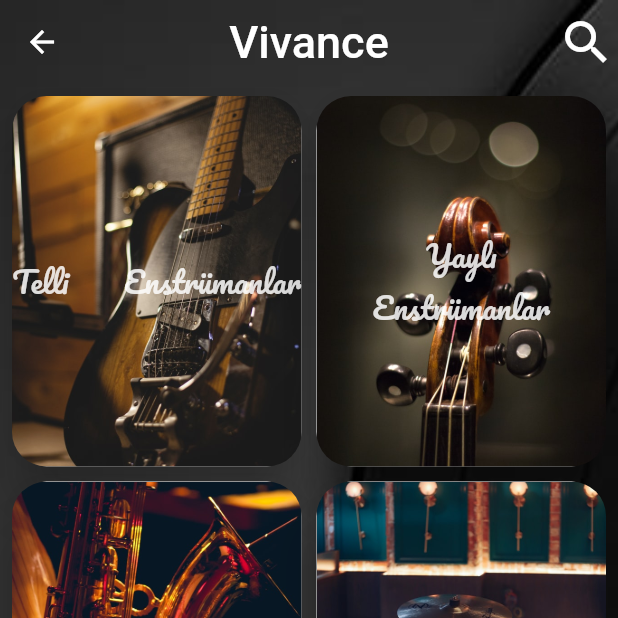
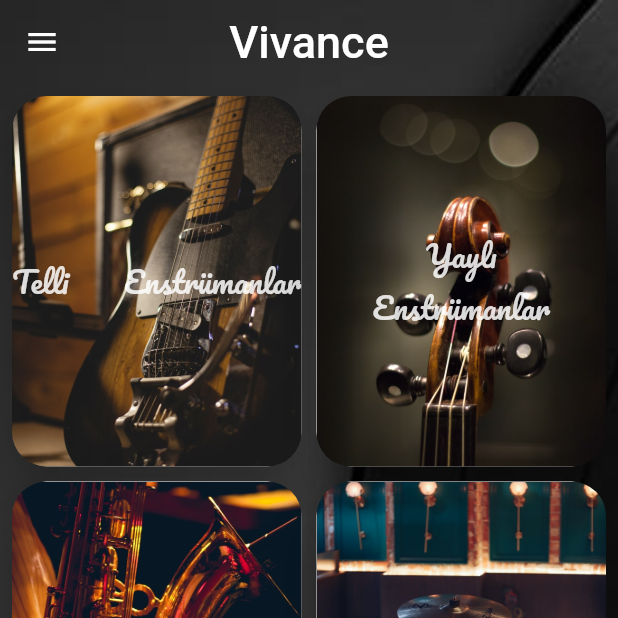
Before and after one commit to FurkanPolatt/Vivace_Dinle_ve_ogren, a Flutter app: the HomePage screen opened directly, on a phone screen of 412 x 824 dp, the top half of it. Run offline on Flutter 3.47's test engine with Material 2 defaults, Android fonts, the phone set to English and light mode, and no system bars; our stand-ins replace animated_text_kit, firebase_auth, firebase_core, google_fonts, google_sign_in, lottie and 1 more; accounts and stored records are empty; network calls fail; Roboto replaces fonts that are missing (Damion).

```diff
--- a/lib/home_page.dart
+++ b/lib/home_page.dart
@@ -1,3 +1,4 @@
+import 'package:firebase_auth/firebase_auth.dart';
 import 'package:flutter/material.dart';
 import 'package:google_fonts/google_fonts.dart';
 import 'package:musicedu_app/instruments_page/guitar_n_world.dart';
@@ -5,6 +6,8 @@ import 'package:musicedu_app/instruments_page/keyboards.dart';
 import 'package:musicedu_app/instruments_page/rhythm.dart';
 import 'package:musicedu_app/instruments_page/strings.dart';
 import 'package:musicedu_app/instruments_page/winds.dart';
+import 'package:musicedu_app/login_page/google_sign_in.dart';
+import 'package:musicedu_app/login_page/login_page.dart';
 import 'package:musicedu_app/quiz_page/quiz_page.dart';
 
 class HomePage extends StatelessWidget {
@@ -14,12 +17,6 @@ class HomePage extends StatelessWidget {
     return Scaffold(
       extendBodyBehindAppBar: true,
       appBar: AppBar(
-        actions: [
-          IconButton(
-            onPressed: () {},
-            icon: Icon(Icons.search, size: 38),
-          ),
-        ],
         title: Text(
           'Vivance',
           style: GoogleFonts.damion(
@@ -29,6 +26,37 @@ class HomePage extends StatelessWidget {
         centerTitle: true,
         backgroundColor: Colors.transparent,
         elevation: 0,
+      ),
+      drawer: Drawer(
+        child: Container(
+          color: Colors.grey[900],
+          child: ListView(
+            children: [
+              DrawerHeader(
+                child: Text(
+                  FirebaseAuth.instance.currentUser!.displayName!,
+                  style: TextStyle(
+                      color: Colors.white, fontWeight: FontWeight.bold),
+                ),
+              ),
+              ListTile(
+                title: Text(
+                  'Çıkış Yap',
+                  style: TextStyle(
+                      color: Colors.white, fontWeight: FontWeight.bold),
+                ),
+                onTap: () async {
+                  await signOutWithGoogle();
+                  Navigator.of(context).pushReplacement(
+                    MaterialPageRoute(
+                      builder: (context) => LoginPage(),
+                    ),
+                  );
+                },
+              )
+            ],
+          ),
+        ),
       ),
       body: Container(
         decoration: BoxDecoration(
--- a/lib/introduction_onboard.dart
+++ b/lib/introduction_onboard.dart
@@ -1,9 +1,10 @@
 import 'package:flutter/material.dart';
-import 'package:musicedu_app/home_page.dart';
 import 'package:musicedu_app/intro_screens/intro_page1.dart';
 import 'package:musicedu_app/intro_screens/intro_page2.dart';
 import 'package:musicedu_app/intro_screens/intro_page3.dart';
 import 'package:smooth_page_indicator/smooth_page_indicator.dart';
+
+import 'login_page/splash_creen.dart';
 
 class IntroductionPage extends StatefulWidget {
   const IntroductionPage({Key? key}) : super(key: key);
@@ -93,7 +94,7 @@ class _IntroductionPageState extends State<IntroductionPage> {
                             context,
                             MaterialPageRoute(
                               builder: (BuildContext context) {
-                                return HomePage();
+                                return SplashScreen();
                               },
                             ),
                             (route) => false,
--- a/pubspec.yaml
+++ b/pubspec.yaml
@@ -41,6 +41,9 @@ dependencies:
   after_layout: ^1.1.0
   animated_text_kit: ^4.2.1
   lottie: ^1.3.0
+  firebase_core: ^1.15.0
+  firebase_auth: ^3.3.16
+  google_sign_in: ^5.3.0
 
 
 
```
Also changed, not shown: lib/login_page/google_sign_in.dart (added, +25 -0 lines), lib/login_page/login_page.dart (added, +96 -0 lines), lib/login_page/splash_creen.dart (added, +49 -0 lines), assets/images/music-disc.gif (added), pubspec.lock, 4 other files.
